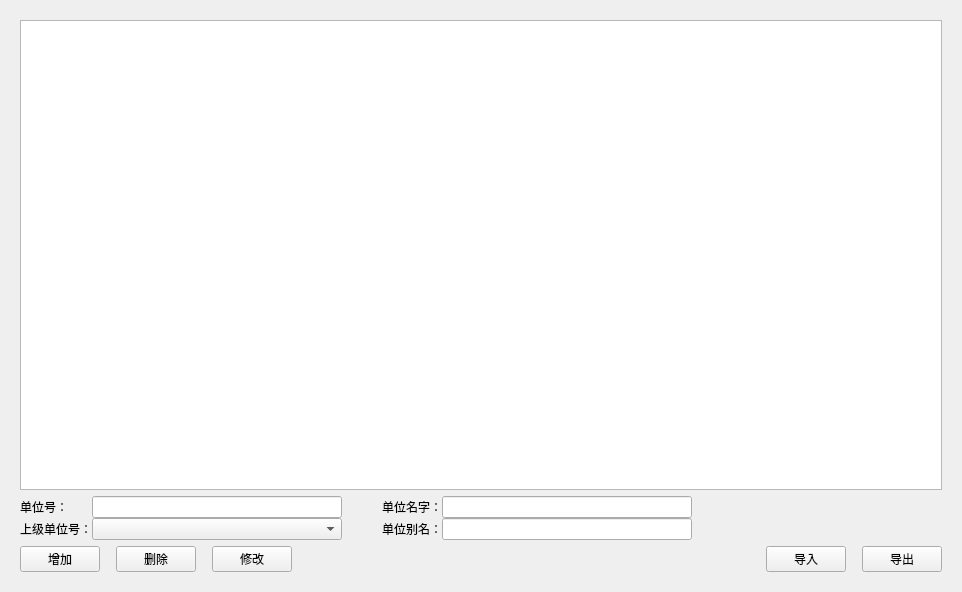
Before: the Qt Designer form widgets/strengthDisturb/select_setUnit.ui in Belos10/Equip, drawn with Qt 5.
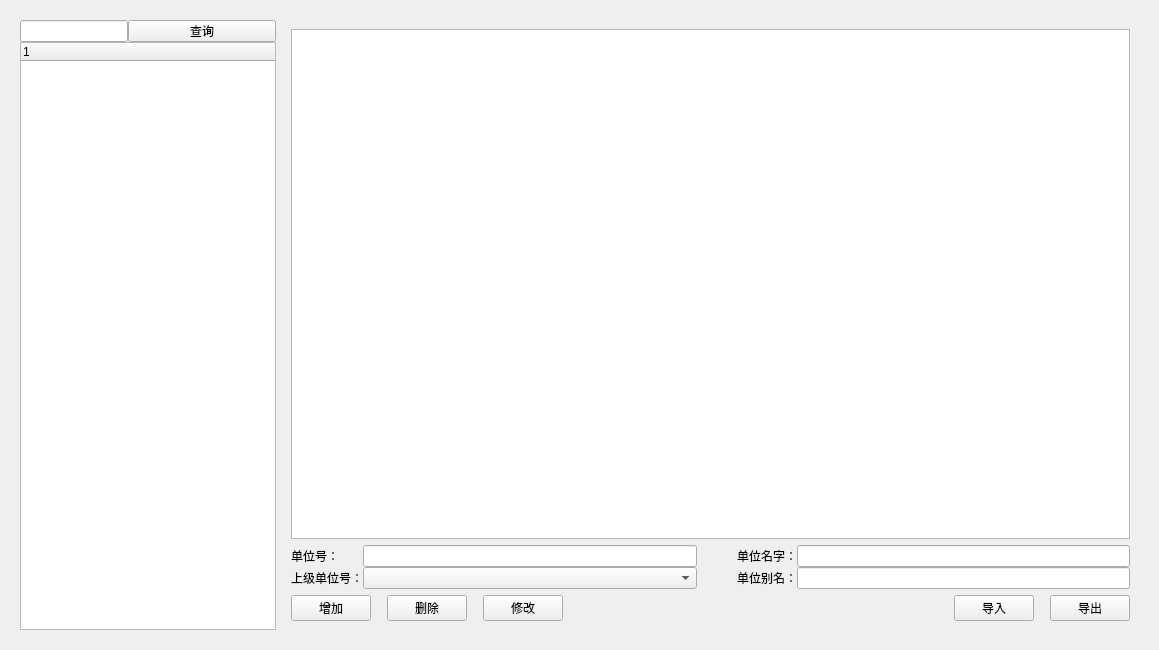
After: the same form once the commit is applied.

Patch:
```diff
--- a/widgets/strengthDisturb/select_setUnit.ui
+++ b/widgets/strengthDisturb/select_setUnit.ui
@@ -6,8 +6,8 @@
    <rect>
     <x>0</x>
     <y>0</y>
-    <width>962</width>
-    <height>592</height>
+    <width>1159</width>
+    <height>650</height>
    </rect>
   </property>
   <property name="windowTitle">
@@ -16,6 +16,91 @@
   <layout class="QHBoxLayout" name="horizontalLayout">
    <item>
     <widget class="QWidget" name="selectWidget" native="true">
+     <layout class="QHBoxLayout" name="horizontalLayout_3">
+      <item>
+       <layout class="QHBoxLayout" name="horizontalLayout_2">
+        <item>
+         <widget class="QWidget" name="wg_directory" native="true">
+          <property name="sizePolicy">
+           <sizepolicy hsizetype="Fixed" vsizetype="Preferred">
+            <horstretch>0</horstretch>
+            <verstretch>0</verstretch>
+           </sizepolicy>
+          </property>
+          <layout class="QHBoxLayout" name="horizontalLayout_5">
+           <property name="spacing">
+            <number>0</number>
+           </property>
+           <property name="leftMargin">
+            <number>0</number>
+           </property>
+           <property name="topMargin">
+            <number>0</number>
+           </property>
+           <property name="rightMargin">
+            <number>0</number>
+           </property>
+           <property name="bottomMargin">
+            <number>0</number>
+           </property>
+           <item>
+            <layout class="QHBoxLayout" name="horizontalLayout_6">
+             <property name="spacing">
+              <number>0</number>
+             </property>
+             <item>
+              <layout class="QVBoxLayout" name="verticalLayout_2">
+               <property name="spacing">
+                <number>0</number>
+               </property>
+               <item>
+                <layout class="QHBoxLayout" name="horizontalLayout_7" stretch="0,0">
+                 <property name="spacing">
+                  <number>0</number>
+                 </property>
+                 <item>
+                  <widget class="QLineEdit" name="le_first">
+                   <property name="sizePolicy">
+                    <sizepolicy hsizetype="Maximum" vsizetype="Fixed">
+                     <horstretch>70</horstretch>
+                     <verstretch>0</verstretch>
+                    </sizepolicy>
+                   </property>
+                  </widget>
+                 </item>
+                 <item>
+                  <widget class="QPushButton" name="pb_firstSelect">
+                   <property name="sizePolicy">
+                    <sizepolicy hsizetype="Ignored" vsizetype="Ignored">
+                     <horstretch>0</horstretch>
+                     <verstretch>0</verstretch>
+                    </sizepolicy>
+                   </property>
+                   <property name="text">
+                    <string>查询</string>
+                   </property>
+                  </widget>
+                 </item>
+                </layout>
+               </item>
+               <item>
+                <widget class="QTreeWidget" name="tw_first">
+                 <column>
+                  <property name="text">
+                   <string notr="true">1</string>
+                  </property>
+                 </column>
+                </widget>
+               </item>
+              </layout>
+             </item>
+            </layout>
+           </item>
+          </layout>
+         </widget>
+        </item>
+        <item>
+         <widget class="QWidget" name="selectWidget_2" native="true">
      <layout class="QVBoxLayout" name="verticalLayout_6">
       <item>
        <layout class="QVBoxLayout" name="verticalLayout_5">
@@ -25,7 +110,7 @@
         <item>
          <layout class="QVBoxLayout" name="verticalLayout">
           <item>
-           <layout class="QGridLayout" name="gridLayout_2" columnstretch="0,0,0,0,0,0">
+                <layout class="QGridLayout" name="gridLayout_3" columnstretch="0,0,0,0,0">
             <property name="leftMargin">
              <number>0</number>
             </property>
@@ -51,6 +136,32 @@
               </property>
              </widget>
             </item>
+                 <item row="1" column="0">
+                  <widget class="QLabel" name="lb_unitUper">
+                   <property name="maximumSize">
+                    <size>
+                     <width>90</width>
+                     <height>16777215</height>
+                    </size>
+                   </property>
+                   <property name="text">
+                    <string>上级单位号：</string>
+                   </property>
+                  </widget>
+                 </item>
+                 <item row="1" column="3">
+                  <widget class="QLabel" name="lb_equipName">
+                   <property name="maximumSize">
+                    <size>
+                     <width>90</width>
+                     <height>16777215</height>
+                    </size>
+                   </property>
+                   <property name="text">
+                    <string>单位别名：</string>
+                   </property>
+                  </widget>
+                 </item>
             <item row="0" column="1">
              <widget class="QLineEdit" name="le_unitID">
               <property name="minimumSize">
@@ -67,22 +178,6 @@
               </property>
              </widget>
             </item>
-            <item row="1" column="4">
-             <widget class="QLineEdit" name="le_unitAlias">
-              <property name="minimumSize">
-               <size>
-                <width>100</width>
-                <height>0</height>
-               </size>
-              </property>
-              <property name="maximumSize">
-               <size>
-                <width>16777215</width>
-                <height>16777215</height>
-               </size>
-              </property>
-             </widget>
-            </item>
             <item row="0" column="3">
              <widget class="QLabel" name="lb_unitName">
               <property name="maximumSize">
@@ -96,17 +191,30 @@
               </property>
              </widget>
             </item>
-            <item row="1" column="3">
-             <widget class="QLabel" name="lb_equipName">
+                 <item row="1" column="1">
+                  <widget class="QComboBox" name="cb_unitUper">
+                   <property name="minimumSize">
+                    <size>
+                     <width>100</width>
+                     <height>0</height>
+                    </size>
+                   </property>
+                  </widget>
+                 </item>
+                 <item row="1" column="4">
+                  <widget class="QLineEdit" name="le_unitAlias">
+                   <property name="minimumSize">
+                    <size>
+                     <width>100</width>
+                     <height>0</height>
+                    </size>
+                   </property>
               <property name="maximumSize">
                <size>
-                <width>90</width>
+                     <width>16777215</width>
                 <height>16777215</height>
                </size>
               </property>
-              <property name="text">
-               <string>单位别名：</string>
-              </property>
              </widget>
             </item>
             <item row="0" column="0">
@@ -122,29 +230,6 @@
               </property>
              </widget>
             </item>
-            <item row="1" column="0">
-             <widget class="QLabel" name="lb_unitUper">
-              <property name="maximumSize">
-               <size>
-                <width>90</width>
-                <height>16777215</height>
-               </size>
-              </property>
-              <property name="text">
-               <string>上级单位号：</string>
-              </property>
-             </widget>
-            </item>
-            <item row="1" column="1">
-             <widget class="QComboBox" name="cb_unitUper">
-              <property name="minimumSize">
-               <size>
-                <width>100</width>
-                <height>0</height>
-               </size>
-              </property>
-             </widget>
-            </item>
             <item row="0" column="2">
              <spacer name="horizontalSpacer">
               <property name="orientation">
@@ -161,34 +246,8 @@
               </property>
              </spacer>
             </item>
-            <item row="0" column="5">
-             <spacer name="horizontalSpacer_7">
-              <property name="orientation">
-               <enum>Qt::Horizontal</enum>
-              </property>
-              <property name="sizeHint" stdset="0">
-               <size>
-                <width>40</width>
-                <height>20</height>
-               </size>
-              </property>
-             </spacer>
-            </item>
-            <item row="1" column="5">
-             <spacer name="horizontalSpacer_8">
-              <property name="orientation">
-               <enum>Qt::Horizontal</enum>
-              </property>
-              <property name="sizeHint" stdset="0">
-               <size>
-                <width>40</width>
-                <height>20</height>
-               </size>
-              </property>
-             </spacer>
-            </item>
             <item row="1" column="2">
-             <spacer name="horizontalSpacer_6">
+                  <spacer name="horizontalSpacer_2">
               <property name="orientation">
                <enum>Qt::Horizontal</enum>
               </property>
@@ -206,7 +265,7 @@
            </layout>
           </item>
           <item>
-           <layout class="QHBoxLayout" name="horizontalLayout_3">
+                <layout class="QHBoxLayout" name="horizontalLayout_4">
             <item>
              <widget class="QPushButton" name="pb_add">
               <property name="text">
@@ -215,7 +274,7 @@
              </widget>
             </item>
             <item>
-             <spacer name="horizontalSpacer_2">
+                  <spacer name="horizontalSpacer_9">
               <property name="orientation">
                <enum>Qt::Horizontal</enum>
               </property>
@@ -238,7 +297,7 @@
              </widget>
             </item>
             <item>
-             <spacer name="horizontalSpacer_3">
+                  <spacer name="horizontalSpacer_10">
               <property name="orientation">
                <enum>Qt::Horizontal</enum>
               </property>
@@ -261,7 +320,7 @@
              </widget>
             </item>
             <item>
-             <spacer name="horizontalSpacer_4">
+                  <spacer name="horizontalSpacer_11">
               <property name="orientation">
                <enum>Qt::Horizontal</enum>
               </property>
@@ -281,7 +340,7 @@
              </widget>
             </item>
             <item>
-             <spacer name="horizontalSpacer_5">
+                  <spacer name="horizontalSpacer_12">
               <property name="orientation">
                <enum>Qt::Horizontal</enum>
               </property>
@@ -306,6 +365,11 @@
            </layout>
           </item>
          </layout>
+             </item>
+            </layout>
+           </item>
+          </layout>
+         </widget>
         </item>
        </layout>
       </item>
```
Left out of the diff: 4 changed lines with no effect on the pictures. Lines whose indentation alone changed are shown as unchanged.
